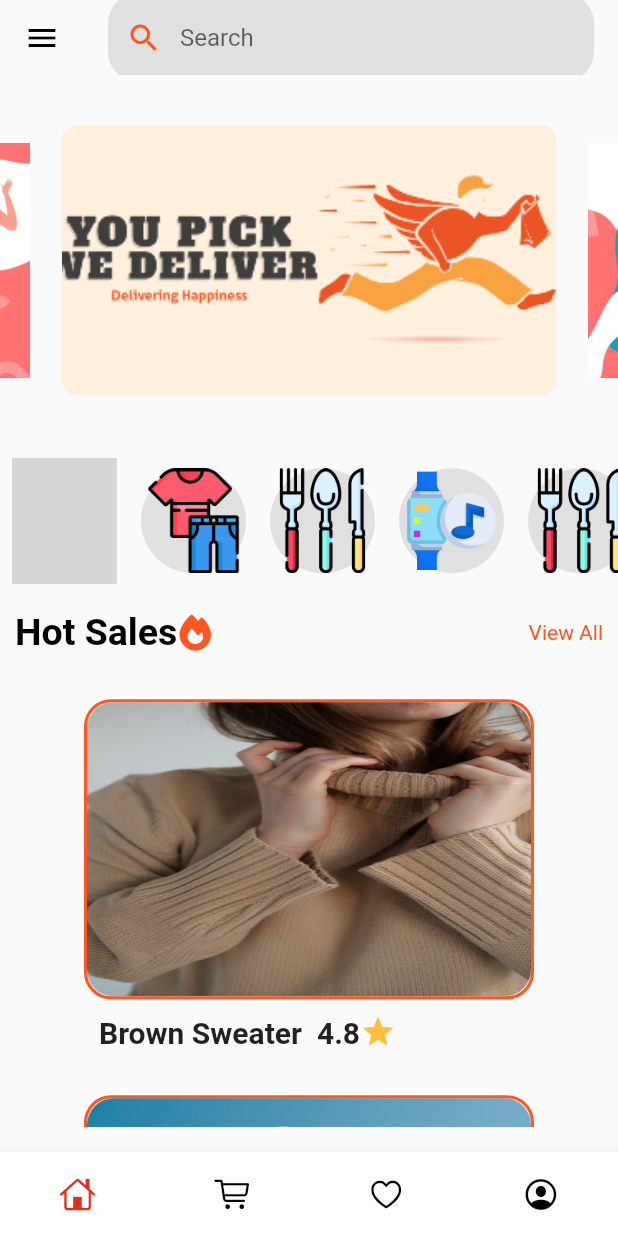
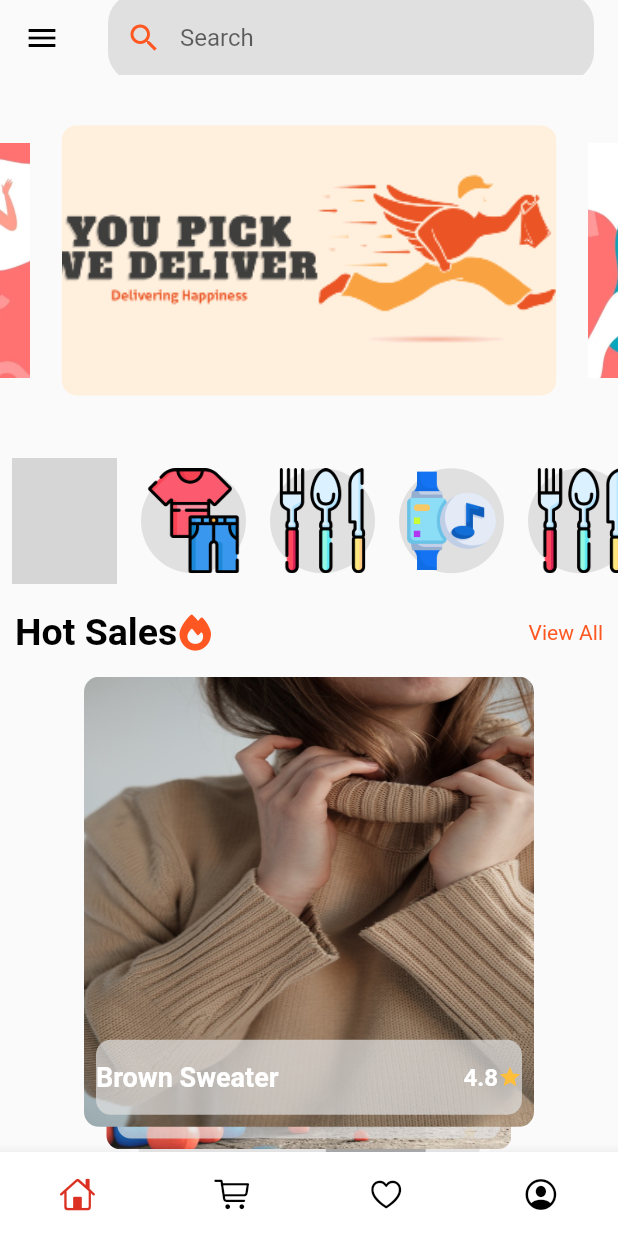
Before and after one commit to ausafgill/DD-Ecomm-App, a Flutter app: the screen it shows after launch, on a phone screen of 412 x 824 dp. Run offline on Flutter 3.47's test engine with Material 2 defaults, Android fonts, the light colour scheme and no system bars; drawn by our look-alikes of animated_bottom_navigation_bar, card_swiper, carousel_slider; our stand-ins replace font_awesome_flutter; grey boxes are pictures that could not be loaded.

Commit message:
second commit

```diff
--- a/ecomm_app/lib/models/hotsalesmodel.dart
+++ b/ecomm_app/lib/models/hotsalesmodel.dart
@@ -11,7 +11,6 @@ class HotSales {
         name: 'Nike Shoes', imgpath: 'assets/nikeshoes.png', rating: '4.9'),
     HotSales(
         name: 'Smart Watch', imgpath: 'assets/smartwatch.png', rating: '4.8'),
-    HotSales(
-        name: 'Ladies Bag', imgpath: 'assets/Ladies Bag.png', rating: '4.7'),
+    HotSales(name: 'Sweaters', imgpath: 'assets/image5.jpg', rating: '4.7'),
   ];
 }
--- a/ecomm_app/lib/views/home_screen.dart
+++ b/ecomm_app/lib/views/home_screen.dart
@@ -1,10 +1,12 @@
 import 'package:carousel_slider/carousel_slider.dart';
 import 'package:ecomm_app/models/hotsalesmodel.dart';
+
 import 'package:ecomm_app/widgets/categories.dart';
 import 'package:ecomm_app/widgets/hotsales.dart';
 import 'package:ecomm_app/widgets/sales_slider.dart';
 import 'package:flutter/material.dart';
 import 'package:font_awesome_flutter/font_awesome_flutter.dart';
+import 'package:card_swiper/card_swiper.dart';
 
 class HomeScreen extends StatefulWidget {
   const HomeScreen({super.key});
@@ -32,9 +34,8 @@ class _CartScreenState extends State<HomeScreen> {
               borderSide: BorderSide.none,
             ),
             enabledBorder: OutlineInputBorder(
-              borderRadius: BorderRadius.circular(
-                  20), // Circular border for enabled state
-              borderSide: BorderSide.none, // Remove border for enabled state
+              borderRadius: BorderRadius.circular(20),
+              borderSide: BorderSide.none,
             ),
           ),
         ),
@@ -89,7 +90,7 @@ class _CartScreenState extends State<HomeScreen> {
           SizedBox(
             height: 15,
           ),
-          HotSalesCatalog()
+          HottSales()
         ],
       ),
     );
--- a/ecomm_app/lib/views/main_screen.dart
+++ b/ecomm_app/lib/views/main_screen.dart
@@ -1,5 +1,6 @@
 import 'package:animated_bottom_navigation_bar/animated_bottom_navigation_bar.dart';
 import 'package:ecomm_app/views/cart_screen.dart';
+import 'package:ecomm_app/views/confirmorder.dart';
 import 'package:ecomm_app/views/favorites.dart';
 import 'package:ecomm_app/views/home_screen.dart';
 import 'package:ecomm_app/views/profile.dart';
--- a/ecomm_app/lib/widgets/hotsales.dart
+++ b/ecomm_app/lib/widgets/hotsales.dart
@@ -1,10 +1,9 @@
+import 'package:card_swiper/card_swiper.dart';
 import 'package:ecomm_app/models/hotsalesmodel.dart';
-import 'package:ecomm_app/models/viewallmodel.dart';
-import 'package:ecomm_app/views/details.dart';
 import 'package:flutter/material.dart';
 
-class HotSalesCatalog extends StatelessWidget {
-  const HotSalesCatalog({
+class HottSales extends StatelessWidget {
+  const HottSales({
     super.key,
   });
 
@@ -14,56 +13,64 @@ class HotSalesCatalog extends StatelessWidget {
       child: SizedBox(
         height: 300,
         width: 300,
-        child: ListView.builder(
-            itemCount: HotSales.hotItemslist.length,
-            itemBuilder: (context, index) {
-              return Padding(
-                padding: const EdgeInsets.only(top: 15, bottom: 15),
-                child: Column(
-                  children: [
-                    Container(
-                      height: 200,
-                      width: 300,
-                      decoration: BoxDecoration(
-                        color: Colors.grey.shade300,
-                        borderRadius: BorderRadius.circular(18),
-                        border: Border.all(color: Colors.deepOrange, width: 2),
+        child: Expanded(
+            child: Swiper(
+          itemCount: HotSales.hotItemslist.length,
+          itemWidth: 300.0,
+          itemHeight: 400.0,
+          layout: SwiperLayout.TINDER,
+          itemBuilder: ((context, index) {
+            return Stack(alignment: Alignment.bottomCenter, children: [
+              Container(
+                decoration: BoxDecoration(
+                    image: DecorationImage(
+                        fit: BoxFit.fill,
+                        image: AssetImage(
+                          HotSales.hotItemslist[index].imgpath,
+                        )),
+                    borderRadius: BorderRadius.circular(10)),
+              ),
+              Padding(
+                padding: const EdgeInsets.all(8.0),
+                child: Container(
+                  height: 50,
+                  width: double.infinity,
+                  decoration: BoxDecoration(
+                      color: Colors.grey.shade300.withOpacity(0.7),
+                      borderRadius: BorderRadius.circular(10)),
+                  child: Row(
+                    mainAxisAlignment: MainAxisAlignment.spaceBetween,
+                    children: [
+                      Text(
+                        HotSales.hotItemslist[index].name,
+                        style: TextStyle(
+                            color: Colors.white,
+                            fontSize: 18,
+                            fontWeight: FontWeight.bold),
                       ),
-                      child: ClipRRect(
-                        borderRadius: BorderRadius.circular(18),
-                        child: Image.asset(
-                          HotSales.hotItemslist[index].imgpath,
-                          fit: BoxFit.fill,
-                        ),
-                      ),
-                    ),
-                    SizedBox(
-                      height: 10,
-                    ),
-                    Padding(
-                      padding: const EdgeInsets.symmetric(horizontal: 10),
-                      child: Row(
+                      Row(
                         children: [
-                          Text(HotSales.hotItemslist[index].name,
-                              style: TextStyle(
-                                  fontSize: 20, fontWeight: FontWeight.bold)),
-                          SizedBox(
-                            width: 10,
+                          Text(
+                            HotSales.hotItemslist[index].rating,
+                            style: TextStyle(
+                                color: Colors.white,
+                                fontSize: 16,
+                                fontWeight: FontWeight.bold),
                           ),
-                          Text(HotSales.hotItemslist[index].rating,
-                              style: TextStyle(
-                                  fontSize: 20, fontWeight: FontWeight.bold)),
                           Icon(
                             Icons.star,
                             color: Color.fromARGB(255, 255, 190, 59),
+                            size: 16,
                           )
                         ],
-                      ),
-                    )
-                  ],
+                      )
+                    ],
+                  ),
                 ),
-              );
-            }),
+              ),
+            ]);
+          }),
+        )),
       ),
     );
   }
--- a/ecomm_app/pubspec.yaml
+++ b/ecomm_app/pubspec.yaml
@@ -39,6 +39,7 @@ dependencies:
   carousel_slider: ^4.2.1
   font_awesome_flutter: ^10.5.0
   provider:
+  card_swiper : ^3.0.1
 
 dev_dependencies:
   flutter_test:
```
Also changed, not shown: ecomm_app/lib/views/cart_screen.dart (+45 -0 lines), ecomm_app/lib/views/confirmorder.dart (added, +73 -0 lines), ecomm_app/lib/views/payment_screen.dart (added, +339 -0 lines), ecomm_app/assets/image5.jpg (added), ecomm_app/assets/visacard.png (added), ecomm_app/pubspec.lock.
